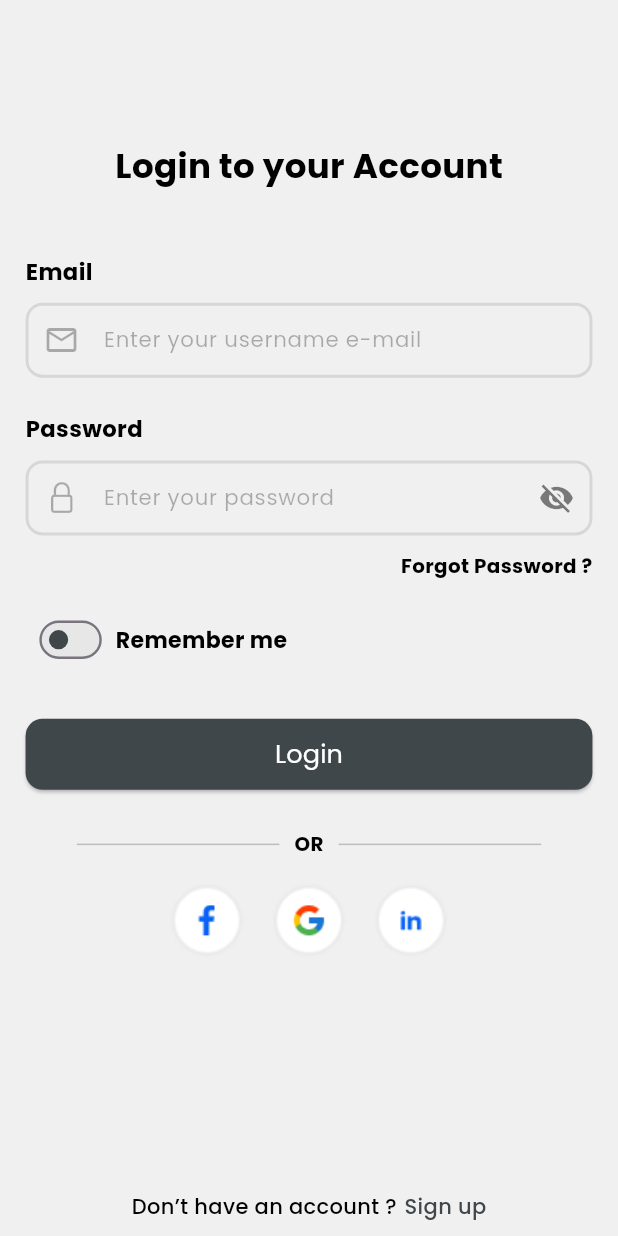
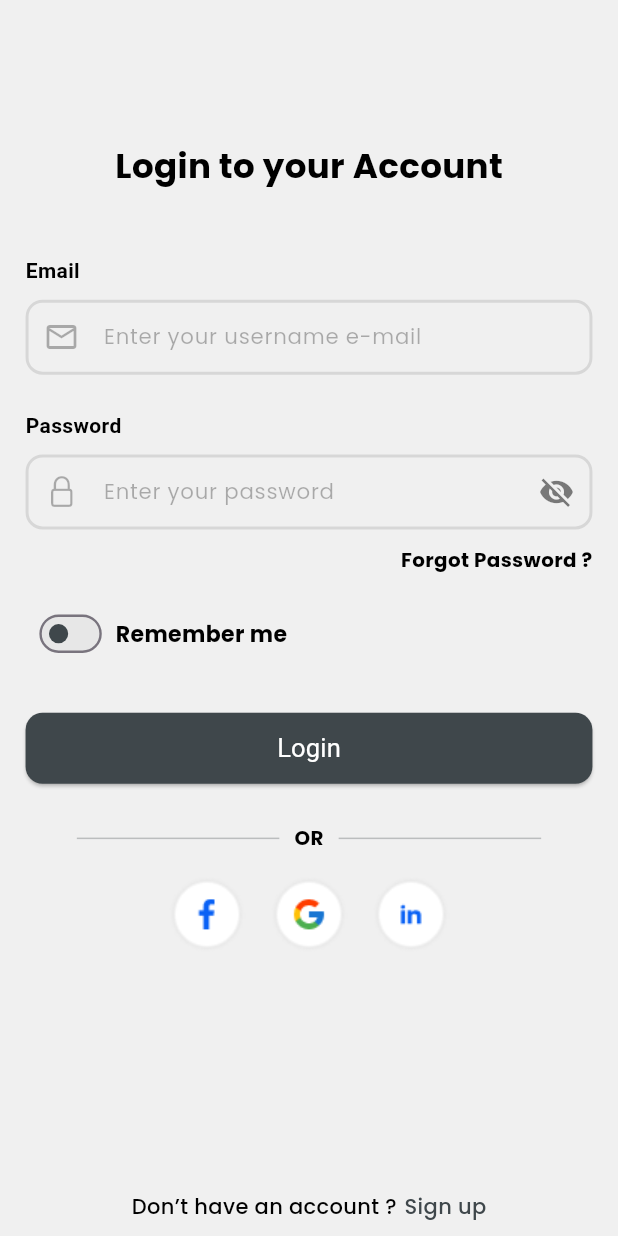
Before and after one commit to YehiaOthman/IntervYou, a Flutter app: the screen it shows after launch, on a phone screen of 412 x 824 dp. Run offline on Flutter 3.47's test engine with Material 3 defaults, Android fonts, the phone set to English and light mode, and no system bars; our stand-ins replace flutter_pw_validator, flutter_screenutil, flutter_secure_storage, flutter_svg, google_fonts, google_nav_bar and 3 more; missing offline and left inert: signalr_core; accounts and stored records are empty.

Commit message:
+ final release

```diff
--- a/lib/main.dart
+++ b/lib/main.dart
@@ -6,14 +6,10 @@ import 'my_app/my_app.dart';
 
 void main() {
   runApp(
-    // THE FIX: Wrap your entire application with MultiProvider.
-    // This creates your ViewModels once and makes them available
-    // to every single screen in your app.
     MultiProvider(
       providers: [
         ChangeNotifierProvider(create: (_) => LearnViewModel()),
         ChangeNotifierProvider(create: (_) => BlogsViewModel()),
-        // If you have more app-wide ViewModels, add them here.
       ],
       child: MyApp(),
     ),
--- a/lib/presentation/screens/auth/view/login/login.dart
+++ b/lib/presentation/screens/auth/view/login/login.dart
@@ -137,8 +137,9 @@ class _LoginState extends State<Login> {
                     },
                     child: Text(
                       StringsManger.loggedIn,
-                      style:
-                          LightAppStyle.loggedIn.copyWith(color: Colors.white),
+                      style:TextStyle( color: Colors.white,
+                        fontSize: 18.sp,
+                        fontWeight: FontWeight.w400,),
                     ),
                   ),
                   SizedBox(height: 28.h),
--- a/lib/presentation/screens/auth/widgets/custom_password_txt.dart
+++ b/lib/presentation/screens/auth/widgets/custom_password_txt.dart
@@ -40,8 +40,7 @@ class _CustomPasswordTxtState extends State<CustomPasswordTxt> {
       children: [
         Text(
           widget.label,
-          style: LightAppStyle.email
-              .copyWith(fontWeight: FontWeight.w700, color: Colors.black),
+          style: TextStyle(fontWeight: FontWeight.w700,color: Colors.black),
         ),
         SizedBox(
           height: 10.h,
--- a/lib/presentation/screens/auth/widgets/custom_txt_field.dart
+++ b/lib/presentation/screens/auth/widgets/custom_txt_field.dart
@@ -27,7 +27,7 @@ class CustomTxtField extends StatelessWidget {
       children: [
         Text(
           label,
-          style: LightAppStyle.email.copyWith(fontWeight: FontWeight.w700,color: Colors.black),
+          style: TextStyle(fontWeight: FontWeight.w700,color: Colors.black),
         ),
         SizedBox(
           height: 10.h,
--- a/lib/presentation/screens/home/tabs/blogs/view/blogs.dart
+++ b/lib/presentation/screens/home/tabs/blogs/view/blogs.dart
@@ -102,7 +102,6 @@ class _BlogsState extends State<Blogs> {
                             dividerColor: Colors.transparent,
                             unselectedLabelColor: Colors.white.withOpacity(0.4),
                             indicatorColor: ColorsManger.newWhite,
-                            labelStyle: LightAppStyle.email,
                             tabs: const [
                               Tab(text: 'Posts'),
                               Tab(text: 'Network'),
```
Also changed, not shown: pubspec.yaml (+14 -1 lines), assets/fonts/Poppins-Bold.ttf (added), assets/fonts/Poppins-Medium.ttf (added), assets/fonts/Poppins-Regular.ttf (added), 8 other files.
